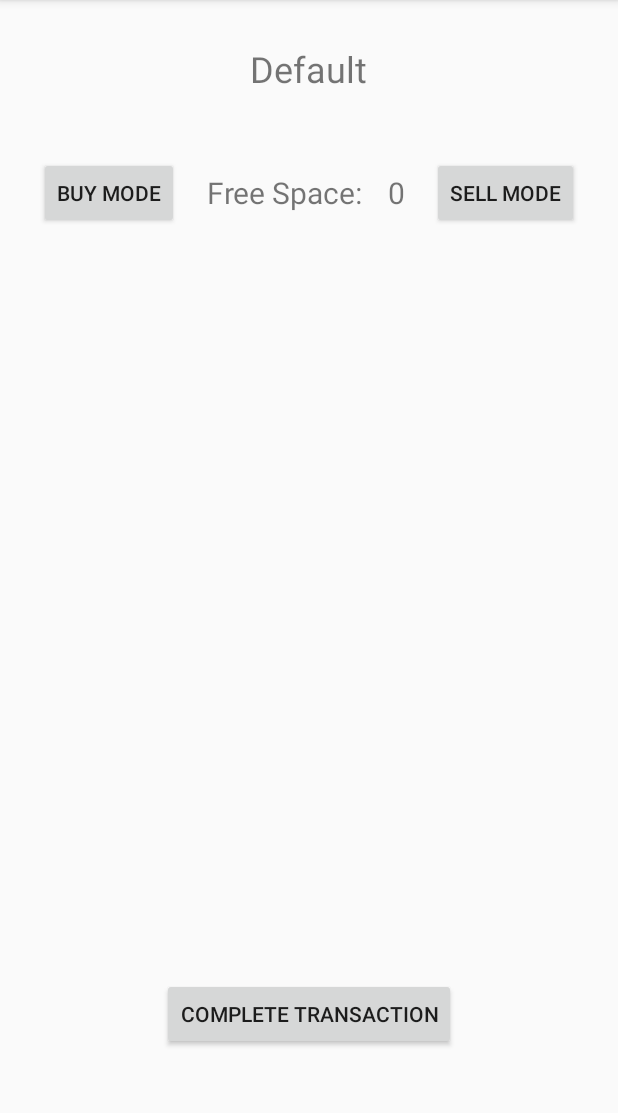
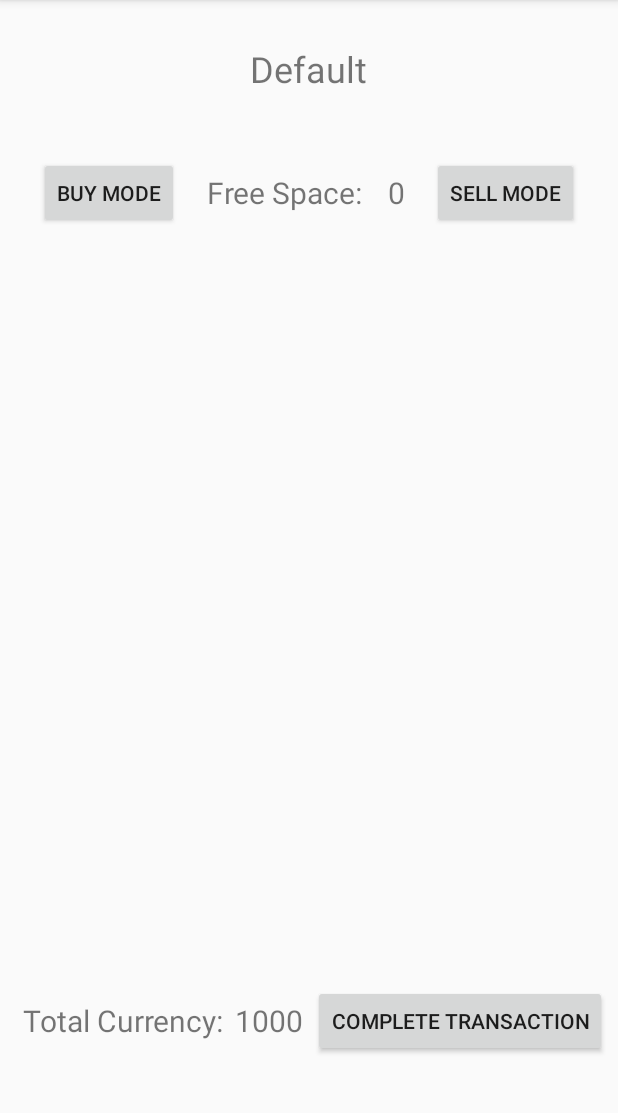
Before and after one commit to lalatorres14/Watersgate, an Android app: the InMarket screen opened directly, with no data from a screen before it, on a phone screen of 412 x 824 dp, the part 84-1197 px from its top. Run offline under Robolectric (Android 15) with nearby library versions, the phone set to English and light mode, and no system bars; 14 statements that could not run were skipped.

Commit message:
Added total currenty
Your total amount of money is now displayed in the bottom-left corner of the market screen, pushing the complete transaction button to the right

```diff
--- a/SpaceTrader/app/src/main/res/layout/market_screen.xml
+++ b/SpaceTrader/app/src/main/res/layout/market_screen.xml
@@ -430,6 +430,7 @@
                     android:layout_width="wrap_content"
                     android:layout_height="wrap_content"
                     android:textSize="48dp" />
+
             </TableRow>
 
             <android.support.constraint.Group
@@ -1194,9 +1195,39 @@
         android:layout_height="wrap_content"
         android:layout_marginBottom="16dp"
         android:text="Complete Transaction"
-        app:layout_constraintTop_toBottomOf="@id/scrollView2"
         app:layout_constraintBottom_toBottomOf="parent"
         app:layout_constraintEnd_toEndOf="parent"
-        app:layout_constraintStart_toStartOf="parent" />
+        app:layout_constraintHorizontal_bias="0.883"
+        app:layout_constraintStart_toEndOf="@id/currentMoney"
+        app:layout_constraintTop_toBottomOf="@id/scrollView2"
+        app:layout_constraintVertical_bias="0.545" />
+
+    <TextView
+        android:id="@+id/currentMoneyHeader"
+        android:layout_width="wrap_content"
+        android:layout_height="wrap_content"
+        android:text="Total Currency:"
+        android:layout_marginStart="8dp"
+        android:layout_marginLeft="8dp"
+        android:height="48dp"
+        android:gravity="center"
+        android:textSize="20dp"
+        app:layout_constraintStart_toStartOf="parent"
+        app:layout_constraintEnd_toStartOf="@id/currentMoney"
+        app:layout_constraintTop_toTopOf="@id/completeTransaction"
+        app:layout_constraintBottom_toBottomOf="@id/completeTransaction"/>
+
+    <TextView
+        android:id="@+id/currentMoney"
+        android:layout_width="wrap_content"
+        android:layout_height="wrap_content"
+        android:text="1000"
+        android:height="48dp"
+        android:gravity="center"
+        android:textSize="20dp"
+        app:layout_constraintStart_toEndOf="@id/currentMoneyHeader"
+        app:layout_constraintEnd_toStartOf="@id/completeTransaction"
+        app:layout_constraintTop_toTopOf="@id/completeTransaction"
+        app:layout_constraintBottom_toBottomOf="@id/completeTransaction"/>
 
 </android.support.constraint.ConstraintLayout>
```
